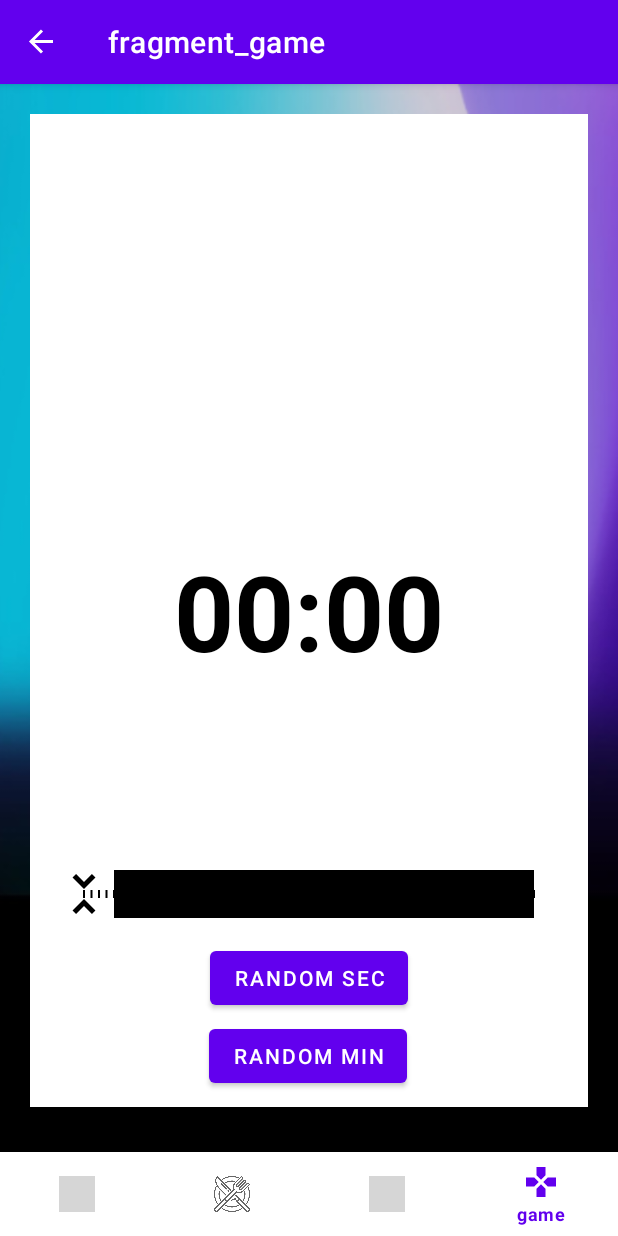
After one commit to choikt/-Object-Oriented-PJ, an Android app: the GameFragment screen opened through its navigation route, on a phone screen of 412 x 824 dp. The commit adds this screen. Run offline under Robolectric (Android 15) with nearby library versions, the phone set to English and light mode, and no system bars; our stand-ins replace navigation-ui; grey boxes are pictures that could not be loaded.

Commit message:
랜던타이머

```diff
--- a/app/src/main/java/com/example/object_oriented_pj_10/CookFragment.kt
+++ b/app/src/main/java/com/example/object_oriented_pj_10/CookFragment.kt
@@ -14,13 +14,11 @@ import com.example.object_oriented_pj_10.databinding.FragmentCookBinding
 
 
 class CookFragment : Fragment() {
-    var binding: FragmentCookBinding?=null
+    private var binding: FragmentCookBinding?=null
 
     lateinit var countDownTimer: CountDownTimer
     lateinit var countDownTimer2: CountDownTimer
     lateinit var countDownTimer3: CountDownTimer
-
-
 
 
 
@@ -45,8 +43,6 @@ class CookFragment : Fragment() {
 
     override fun onAttach(context: Context) {
         super.onAttach(context)
-
-        // 2. Context를 액티비티로 형변환해서 할당
         mainActivity = context as MainActivity
     }
     override fun onCreate(savedInstanceState: Bundle?) {
--- /dev/null
+++ b/app/src/main/java/com/example/object_oriented_pj_10/GameFragment.kt
@@ -0,0 +1,201 @@
+package com.example.object_oriented_pj_10
+
+import android.content.Context
+import android.media.SoundPool
+import android.os.Bundle
+import android.os.CountDownTimer
+import androidx.fragment.app.Fragment
+import android.view.LayoutInflater
+import android.view.View
+import android.view.ViewGroup
+import android.widget.SeekBar
+import android.widget.TextView
+import com.example.object_oriented_pj_10.databinding.FragmentGameBinding
+import kotlinx.android.synthetic.*
+import kotlin.random.Random
+
+
+// TODO: Rename parameter arguments, choose names that match
+// the fragment initialization parameters, e.g. ARG_ITEM_NUMBER
+private const val ARG_PARAM1 = "param1"
+private const val ARG_PARAM2 = "param2"
+
+
+class GameFragment : Fragment() {
+    // TODO: Rename and change types of parameters
+    var binding:FragmentGameBinding?=null
+    private var currentCountDownTimer: CountDownTimer? = null
+    private var tickingSoundId: Int? = null
+    private var bellSoundId: Int? = null
+    lateinit var mainActivity: MainActivity
+
+    override fun onAttach(context: Context) {
+        super.onAttach(context)
+        mainActivity = context as MainActivity
+    }
+
+    private val seekBar: SeekBar by lazy {
+        mainActivity.findViewById(R.id.seekBar)
+    }
+
+    private val range=(1..60)
+    private val soundPool = SoundPool.Builder().build()
+
+
+    override fun onCreate(savedInstanceState: Bundle?) {
+        super.onCreate(savedInstanceState)
+
+    }
+
+    override fun onCreateView(
+        inflater: LayoutInflater, container: ViewGroup?,
+        savedInstanceState: Bundle?
+    ): View? {
+        binding = FragmentGameBinding.inflate(inflater)
+        return binding?.root
+    }
+    override fun onViewCreated(view: View, savedInstanceState: Bundle?) {
+        super.onViewCreated(view, savedInstanceState)
+        initSounds()
+        bindViews()
+        binding?.btnRandomSec?.setOnClickListener {
+            stopCountDown()
+            updateRemainTime(range.random().toString().toLong()*60*1000L)
+            startCountDownrandom(range.random().toString().toLong())
+        }
+        binding?.btnRandomMin?.setOnClickListener {
+            stopCountDown()
+            updateRemainTime(range.random().toString().toLong()*6000*1000L)
+            startCountDownrandom(range.random().toString().toLong()*60)
+        }
+
+
+    }
+    override fun onResume() {
+        super.onResume()
+        soundPool.autoResume()
+    }
+
+    override fun onPause() {
+        super.onPause()
+        soundPool.autoPause()
+    }
+
+    override fun onDestroy() {
+        super.onDestroy()
+        // sound파일들이 메모리에서 제거된다.
+        soundPool.release()
+    }
+
+    private fun bindViews() {
+        binding?.seekBar?.setOnSeekBarChangeListener(
+            object : SeekBar.OnSeekBarChangeListener{
+                override fun onProgressChanged(
+                    seekBar: SeekBar?,
+                    progress: Int,
+                    fromUser: Boolean
+                ) {
+                    // 사용자가 seek바를 변경한 경우 시간을 변경해준다.
+                    if (fromUser){
+                        // progress의 단위는 분이기 때문에
+                        updateRemainTime(progress*60*1000L)
+                    }
+                }
+
+                override fun onStartTrackingTouch(seekBar: SeekBar?) {
+                    // 스크롤을 통해 다시 타이머를 시작하는 경우
+                    // 현재 카운트 다운을 멈춘다.
+                    stopCountDown()
+
+                }
+
+                override fun onStopTrackingTouch(seekBar: SeekBar?) {
+                    seekBar?:return
+                    // 사용자의 드래그가 멈췄을 경우
+                    // 카운트 다운 시작 여부를 결정합니다.
+                    if (seekBar.progress ==0){
+                        // 0분이면 시작 안함
+                        stopCountDown()
+                    }else{
+                        // 0분이 아니면 시작함
+                        startCountDown()
+                    }
+                }
+
+            }
+        )
+    }
+
+    private fun stopCountDown() {
+        // 카운트 다운 타이머를 멈추고 사운드 Pool도 멈춥니다.
+        currentCountDownTimer?.cancel()
+        currentCountDownTimer = null
+        soundPool.autoPause()
+    }
+
+    private fun startCountDown(){
+        currentCountDownTimer = createCountDownTimer(seekBar.progress*60*1000L)
+        currentCountDownTimer?.start()
+
+        tickingSoundId?.let {soundId->
+            soundPool.play(soundId,1F,1F,0,-1,1F)
+        }
+    }
+    private fun startCountDownrandom(long:Long){
+        currentCountDownTimer = createCountDownTimer(long*1000)
+        currentCountDownTimer?.start()
+
+        tickingSoundId?.let {soundId->
+            soundPool.play(soundId,1F,1F,0,-1,1F)
+        }
+    }
+
+    private fun createCountDownTimer(initialMills:Long) =
+        // 1초 마다 호출되도록 함
+        object : CountDownTimer(initialMills, 1000L){
+            override fun onTick(millisUntilFinished: Long) {
+                updateRemainTime(millisUntilFinished)
+                updateSeekBar(millisUntilFinished)
+            }
+
+            override fun onFinish() {
+                completeCountDown()
+            }
+
+        }
+
+    private fun completeCountDown(){
+        updateRemainTime(0)
+        updateSeekBar(0)
+
+
+        // 끝난 경우
+        // 끝난 벨소리 재생함
+        soundPool.autoPause()
+        bellSoundId?.let {soundId->
+            soundPool.play(soundId, 1F,1F,0,0,1F)
+        }
+    }
+
+    // 기본적으로 함수마다 초의 단위를 통일하는게 좋음. 개발할 때 가독성이 좋음
+    private fun updateRemainTime(remainMillis: Long){
+        // 총 남은 초
+        val remainSeconds = remainMillis/1000
+
+        // 분만 보여줌, 초만 보여줌
+        binding?.remainMinutesTextView?.text = "%02d:".format(remainSeconds/60)
+        binding?.remainSecondsTextView?.text= "%02d".format(remainSeconds%60)
+
+    }
+
+    private fun initSounds() {
+        // 사운드 파일을 로드함
+        tickingSoundId = soundPool.load(mainActivity, R.raw.timer_ticking, 1)
+        bellSoundId = soundPool.load(mainActivity, R.raw.timer_bell, 1)
+    }
+
+    private fun updateSeekBar(remainMillis: Long) {
+        // 밀리 세컨드를 분(정수)으로 바꿔서 보여줌
+        seekBar.progress = (remainMillis / 1000 / 60).toInt()
+    }
+}
--- /dev/null
+++ b/app/src/main/res/drawable/drawable_tick_mark.xml
@@ -0,0 +1,8 @@
+<?xml version="1.0" encoding="utf-8"?>
+<shape xmlns:android="http://schemas.android.com/apk/res/android"
+
+        android:shape="rectangle">
+
+        <solid android:color="@color/black"/>
+        <size android:width="2dp" android:height="5dp"/>
+</shape>
--- /dev/null
+++ b/app/src/main/res/drawable/ic_baseline_games_24.xml
@@ -0,0 +1,5 @@
+<vector android:height="24dp" android:tint="#000000"
+    android:viewportHeight="24" android:viewportWidth="24"
+    android:width="24dp" xmlns:android="http://schemas.android.com/apk/res/android">
+    <path android:fillColor="@android:color/white" android:pathData="M15,7.5V2H9v5.5l3,3 3,-3zM7.5,9H2v6h5.5l3,-3 -3,-3zM9,16.5V22h6v-5.5l-3,-3 -3,3zM16.5,9l-3,3 3,3H22V9h-5.5z"/>
+</vector>
--- /dev/null
+++ b/app/src/main/res/drawable/ic_thumb.xml
@@ -0,0 +1,10 @@
+<vector android:height="40dp"
+    android:tint="@color/black"
+    android:viewportHeight="24"
+    android:viewportWidth="24"
+    android:width="40dp"
+    xmlns:android="http://schemas.android.com/apk/res/android">
+        <path
+            android:fillColor="@android:color/black"
+            android:pathData="M7.41,18.59L8.83,20 12,16.83 15.17,20l1.41,-1.41L12,14l-4.59,4.59zM16.59,5.41L15.17,4 12,7.17 8.83,4 7.41,5.41 12,10l4.59,-4.59z" />
+</vector>
--- /dev/null
+++ b/app/src/main/res/layout/fragment_game.xml
@@ -0,0 +1,75 @@
+<?xml version="1.0" encoding="utf-8"?>
+<androidx.constraintlayout.widget.ConstraintLayout xmlns:android="http://schemas.android.com/apk/res/android"
+    xmlns:app="http://schemas.android.com/apk/res-auto"
+    xmlns:tools="http://schemas.android.com/tools"
+    android:layout_width="match_parent"
+    android:layout_height="match_parent"
+    tools:context=".MainActivity">
+
+    <TextView
+        android:id="@+id/remainMinutesTextView"
+        android:layout_width="wrap_content"
+        android:layout_height="wrap_content"
+        android:text="00:"
+        android:textColor="@color/black"
+        android:textSize="70sp"
+        android:textStyle="bold"
+        app:layout_constraintBottom_toBottomOf="parent"
+        app:layout_constraintHorizontal_chainStyle="packed"
+        app:layout_constraintLeft_toLeftOf="parent"
+        app:layout_constraintRight_toLeftOf="@id/remainSecondsTextView"
+        app:layout_constraintTop_toTopOf="parent"
+        tools:ignore="HardcodedText" />
+
+    <TextView
+        android:id="@+id/remainSecondsTextView"
+        android:layout_width="wrap_content"
+        android:layout_height="wrap_content"
+        android:text="00"
+        android:textColor="@color/black"
+        android:textSize="70sp"
+        android:textStyle="bold"
+        app:layout_constraintBaseline_toBaselineOf="@id/remainMinutesTextView"
+        app:layout_constraintLeft_toRightOf="@id/remainMinutesTextView"
+        app:layout_constraintRight_toRightOf="parent"
+        tools:ignore="HardcodedText" />
+
+    <SeekBar
+        android:id="@+id/seekBar"
+        android:layout_width="0dp"
+        android:layout_height="wrap_content"
+        android:layout_marginHorizontal="20dp"
+        android:max="60"
+        android:progressDrawable="@android:color/black"
+        android:thumb="@drawable/ic_thumb"
+        app:layout_constraintBottom_toBottomOf="parent"
+        app:layout_constraintLeft_toLeftOf="parent"
+        app:layout_constraintRight_toRightOf="parent"
+        app:layout_constraintTop_toBottomOf="@id/remainMinutesTextView"
+        app:tickMark="@drawable/drawable_tick_mark" />
+
+    <Button
+        android:id="@+id/btn_random_sec"
+        android:layout_width="wrap_content"
+        android:layout_height="wrap_content"
+        android:text="random sec"
+        app:layout_constraintBottom_toBottomOf="parent"
+        app:layout_constraintEnd_toEndOf="parent"
+        app:layout_constraintStart_toStartOf="parent"
+        app:layout_constraintTop_toBottomOf="@+id/seekBar"
+        app:layout_constraintVertical_bias="0.164" />
+
+    <Button
+        android:id="@+id/btn_random_min"
+        android:layout_width="wrap_content"
+        android:layout_height="wrap_content"
+        android:layout_marginTop="4dp"
+        android:text="random min"
+        app:layout_constraintBottom_toBottomOf="parent"
+        app:layout_constraintEnd_toEndOf="parent"
+        app:layout_constraintHorizontal_bias="0.498"
+        app:layout_constraintStart_toStartOf="parent"
+        app:layout_constraintTop_toBottomOf="@+id/btn_random_sec"
+        app:layout_constraintVertical_bias="0.0" />
+
+</androidx.constraintlayout.widget.ConstraintLayout>
--- a/app/src/main/res/menu/menu_top.xml
+++ b/app/src/main/res/menu/menu_top.xml
@@ -11,7 +11,11 @@
         android:icon="@drawable/cooking"
         android:title="cook" />
     <item
-        android:id="@+id/exerciseFragment"
+    android:id="@+id/exerciseFragment"
         android:icon="@drawable/health"
         android:title="exercise" />
+    <item
+        android:id="@+id/gameFragment"
+        android:icon="@drawable/ic_baseline_games_24"
+        android:title="game" />
 </menu>
--- a/app/src/main/res/navigation/nav_main.xml
+++ b/app/src/main/res/navigation/nav_main.xml
@@ -33,4 +33,9 @@
             android:id="@+id/action_exerciseTimer_to_exerciseFragment"
             app:destination="@id/exerciseFragment" />
     </fragment>
+    <fragment
+        android:id="@+id/gameFragment"
+        android:name="com.example.object_oriented_pj_10.GameFragment"
+        android:label="fragment_game"
+        tools:layout="@layout/fragment_game" />
 </navigation>
```
Also changed, not shown: 2 other files.
